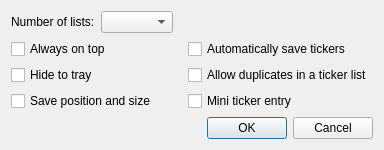
HappySeaFox/tht, file options.ui: the form before one commit.
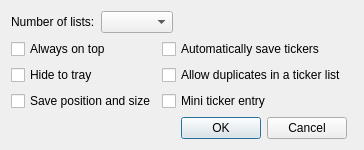
The form after the commit.

Commit message: New layout in options dialog

What changed in the file:
```diff
--- a/options.ui
+++ b/options.ui
@@ -6,34 +6,34 @@
    <rect>
     <x>0</x>
     <y>0</y>
-    <width>343</width>
-    <height>144</height>
+    <width>323</width>
+    <height>147</height>
    </rect>
   </property>
   <property name="windowTitle">
    <string>Options</string>
   </property>
-  <layout class="QGridLayout" name="gridLayout">
-   <item row="0" column="0" colspan="3">
-    <layout class="QHBoxLayout" name="horizontalLayout">
-     <item>
+  <layout class="QGridLayout" name="gridLayout_2">
+   <item row="0" column="0" colspan="4">
+    <layout class="QGridLayout" name="gridLayout">
+     <item row="0" column="0">
       <widget class="QLabel" name="label">
        <property name="text">
         <string>Number of lists:</string>
        </property>
       </widget>
      </item>
-     <item>
+     <item row="0" column="1">
       <widget class="QComboBox" name="comboNumberOfLists"/>
      </item>
-     <item>
+     <item row="0" column="2">
       <spacer name="horizontalSpacer">
        <property name="orientation">
         <enum>Qt::Horizontal</enum>
        </property>
        <property name="sizeHint" stdset="0">
         <size>
-         <width>0</width>
+         <width>13</width>
          <height>20</height>
         </size>
        </property>
@@ -48,7 +48,7 @@
      </property>
     </widget>
    </item>
-   <item row="1" column="2">
+   <item row="1" column="1" colspan="2">
     <widget class="QCheckBox" name="checkSaveTickers">
      <property name="text">
       <string>Automatically save tickers</string>
@@ -62,13 +62,26 @@
      </property>
     </widget>
    </item>
-   <item row="2" column="2">
+   <item row="2" column="1" colspan="2">
     <widget class="QCheckBox" name="checkAllowDups">
      <property name="text">
       <string>Allow duplicates in a ticker list</string>
      </property>
     </widget>
    </item>
+   <item row="2" column="3">
+    <spacer name="horizontalSpacer_2">
+     <property name="orientation">
+      <enum>Qt::Horizontal</enum>
+     </property>
+     <property name="sizeHint" stdset="0">
+      <size>
+       <width>2</width>
+       <height>20</height>
+      </size>
+     </property>
+    </spacer>
+   </item>
    <item row="3" column="0">
     <widget class="QCheckBox" name="checkSave">
      <property name="text">
@@ -76,14 +89,14 @@
      </property>
     </widget>
    </item>
-   <item row="3" column="2">
+   <item row="3" column="1" colspan="2">
     <widget class="QCheckBox" name="checkMini">
      <property name="text">
       <string>Mini ticker entry</string>
      </property>
     </widget>
    </item>
-   <item row="4" column="1">
+   <item row="4" column="2">
     <spacer name="verticalSpacer">
      <property name="orientation">
       <enum>Qt::Vertical</enum>
@@ -91,7 +104,7 @@
      <property name="sizeHint" stdset="0">
       <size>
        <width>20</width>
-       <height>5</height>
+       <height>0</height>
       </size>
      </property>
     </spacer>
```
